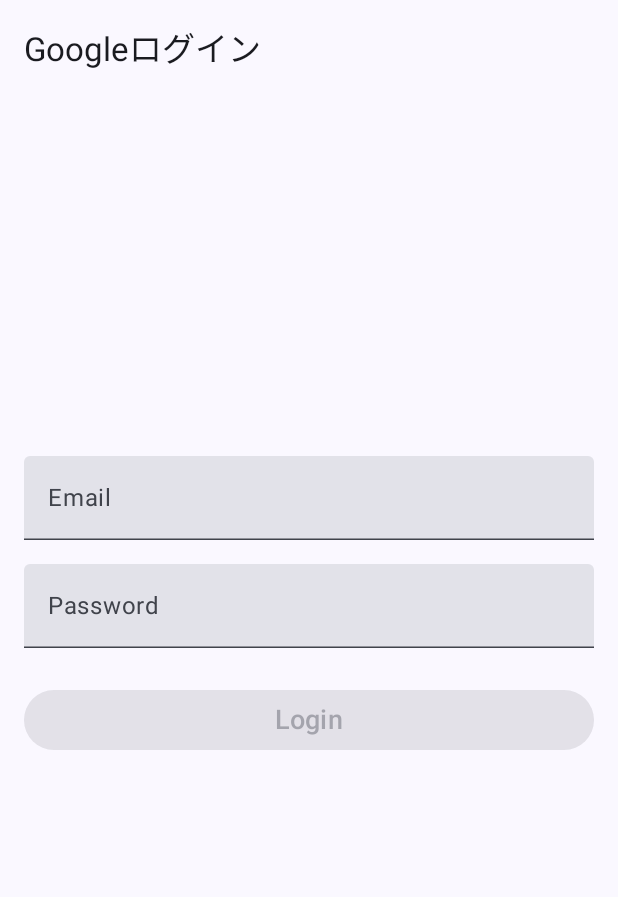
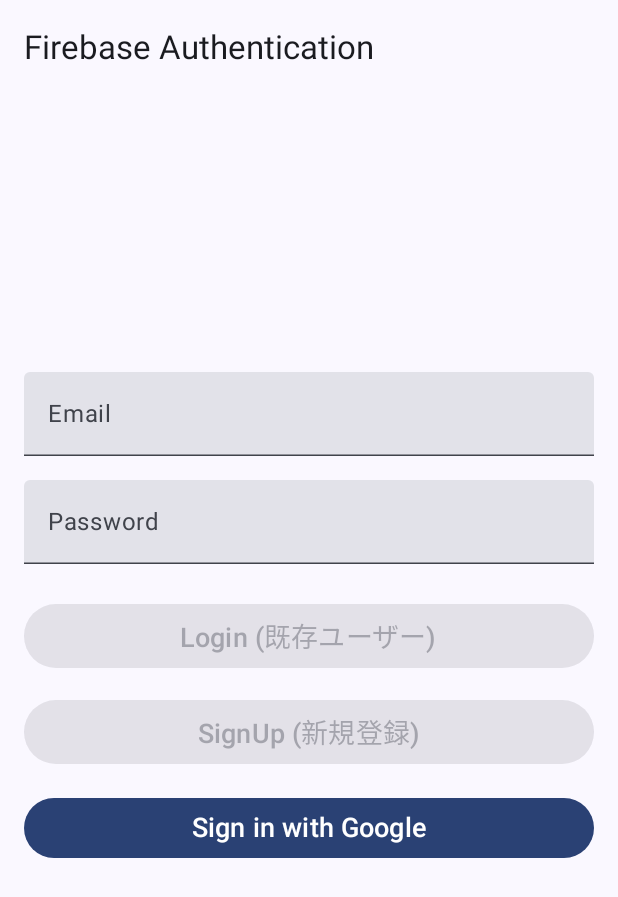
Before and after one commit to OMOCHInoHOSHI/Rispinach, an Android app built with Jetpack Compose: the composable LoginScreen shown on its own in the app's theme, on a phone screen of 412 x 824 dp. Shown: the top 897 px of the screen. Run offline under Robolectric (Android 15) with nearby library versions, the phone set to English and light mode, and no system bars; our stand-ins replace Firebase (no records; nobody signed in at launch, a user with empty details on screens opened directly); libraries missing offline, so code that uses them is left out: io.github; 6 statements that could not run were skipped.

Commit message:
会員登録画面つくたー

```diff
--- a/app/src/main/java/io/github/OMOCHInoHOSHI/Jyoukaisendonn_Rispinach/Home.kt
+++ b/app/src/main/java/io/github/OMOCHInoHOSHI/Jyoukaisendonn_Rispinach/Home.kt
@@ -188,7 +188,8 @@
                         ) {
                             //Posts(pictureName[index], lsName)
                             println(pictureName[index].name)
-                            Posts(pictureName[index].id, pictureName[index].name, pictureName[index].name /* 仮置き */)
+                            LoginScreen()
+                            //Posts(pictureName[index].id, pictureName[index].name, pictureName[index].name /* 仮置き */)
 //            BottomSheetIconTextRow(icon = R.drawable.baseline_share_24, text = "Share")
 //            BottomSheetIconTextRow(icon = R.drawable.baseline_link_24, text = "Get link")
 //            BottomSheetIconTextRow(icon = R.drawable.baseline_edit_24, text = "Edit name")
--- a/app/src/main/java/io/github/OMOCHInoHOSHI/Jyoukaisendonn_Rispinach/LoginScreen.kt
+++ b/app/src/main/java/io/github/OMOCHInoHOSHI/Jyoukaisendonn_Rispinach/LoginScreen.kt
@@ -1,6 +1,5 @@
 package io.github.OMOCHInoHOSHI.Jyoukaisendonn_Rispinach
 
-//import com.google.android.gms.auth.api.signin.GoogleSignIn
 import android.annotation.SuppressLint
 import android.widget.Toast
 import androidx.activity.compose.rememberLauncherForActivityResult
@@ -28,73 +27,82 @@
 import androidx.compose.runtime.setValue
 import androidx.compose.ui.Alignment
 import androidx.compose.ui.Modifier
+import androidx.compose.ui.graphics.Color
 import androidx.compose.ui.platform.LocalContext
 import androidx.compose.ui.text.input.ImeAction
 import androidx.compose.ui.text.input.PasswordVisualTransformation
 import androidx.compose.ui.unit.dp
 import androidx.compose.ui.unit.sp
+import com.google.android.gms.auth.api.signin.GoogleSignIn
 import com.google.android.gms.auth.api.signin.GoogleSignInAccount
+import com.google.android.gms.auth.api.signin.GoogleSignInOptions
 import com.google.android.gms.common.api.ApiException
 import com.google.android.gms.tasks.Task
+import com.google.firebase.FirebaseApp
+import com.google.firebase.auth.FirebaseAuth
 import com.google.firebase.auth.GoogleAuthProvider
-
-//val auth = FirebaseAuth.getInstance()
 
 @OptIn(ExperimentalMaterial3Api::class)
 @SuppressLint("UnusedMaterial3ScaffoldPaddingParameter")
 @Composable
-fun LoginScreen(/*auth: FirebaseAuth*/)
-{
+fun LoginScreen() {
+    // Firebase の初期化 (すでにどこかで呼ばれていれば不要)
+    FirebaseApp.initializeApp(LocalContext.current)
+
+    // FirebaseAuth インスタンス
+    val auth = remember { FirebaseAuth.getInstance() }
+
     var email by remember { mutableStateOf("") }
     var password by remember { mutableStateOf("") }
     var isLoading by remember { mutableStateOf(false) }
 
     val context = LocalContext.current
 
-    // Google サインインの設定
-//    val googleSignInClient = remember {
-//        GoogleSignIn.getClient(
-//            context,
-//            GoogleSignInOptions.Builder(GoogleSignInOptions.DEFAULT_SIGN_IN)
-//                .requestIdToken("YOUR_CLIENT_ID.apps.googleusercontent.com")  // Firebase Console から取得
-//                .requestEmail()
-//                .build()
-//        )
-//    }
+    // GoogleSignInClient
+    val googleSignInClient = remember {
+        GoogleSignIn.getClient(
+            context,
+            GoogleSignInOptions.Builder(GoogleSignInOptions.DEFAULT_SIGN_IN)
+                .requestIdToken("1:796232278012:web:e07084ff3d13d8e4a6dc79")
+                .requestEmail()
+                .build()
+        )
+    }
 
-    // Google サインイン結果のコールバック
-    val googleSignInResult =
-        rememberUpdatedState { task: Task<GoogleSignInAccount> ->
+    // Googleサインイン結果処理
+    val googleSignInResult = rememberUpdatedState { task: Task<GoogleSignInAccount> ->
         try {
             val account = task.getResult(ApiException::class.java)
             account?.let {
                 val credential = GoogleAuthProvider.getCredential(account.idToken, null)
-//                    auth.signInWithCredential(credential)
-//                        .addOnCompleteListener { authTask ->
-//                            if (authTask.isSuccessful) {
-//                                Toast.makeText(context, "ログイン成功", Toast.LENGTH_SHORT).show()
-//                            } else {
-//                                Toast.makeText(context, "認証に失敗しました", Toast.LENGTH_SHORT).show()
-//                            }
-//                        }
+                auth.signInWithCredential(credential)
+                    .addOnCompleteListener { authTask ->
+                        if (authTask.isSuccessful) {
+                            Toast.makeText(context, "Googleログイン成功", Toast.LENGTH_SHORT).show()
+                            // 画面遷移やDB登録など
+                            // val user = auth.currentUser
+                        } else {
+                            Toast.makeText(context, "Google認証に失敗しました", Toast.LENGTH_SHORT).show()
+                        }
+                    }
             }
         } catch (e: ApiException) {
-                Toast.makeText(context, "認証に失敗しました", Toast.LENGTH_SHORT).show()
+            Toast.makeText(context, "Google認証に失敗: ${e.message}", Toast.LENGTH_SHORT).show()
         }
     }
 
-    // Google サインインの結果を受け取るコールバック
+    // GoogleサインインIntentの結果受け取り
     val googleSignInLauncher = rememberLauncherForActivityResult(
         contract = ActivityResultContracts.StartActivityForResult(),
         onResult = { result ->
-            //val task = GoogleSignIn.getSignedInAccountFromIntent(result.data)
-            //googleSignInResult.value(task)
+            val task = GoogleSignIn.getSignedInAccountFromIntent(result.data)
+            googleSignInResult.value(task)
         }
     )
 
     Scaffold(
         topBar = {
-            TopAppBar(title = { Text("Googleログイン") })
+            TopAppBar(title = { Text(text = "Firebase Authentication") })
         },
         content = {
             Column(
@@ -104,7 +112,7 @@
                 horizontalAlignment = Alignment.CenterHorizontally,
                 verticalArrangement = Arrangement.Center
             ) {
-                // メールアドレス入力
+                // Email入力
                 TextField(
                     value = email,
                     onValueChange = { email = it },
@@ -118,7 +126,7 @@
 
                 Spacer(modifier = Modifier.height(16.dp))
 
-                // パスワード入力
+                // Password入力
                 TextField(
                     value = password,
                     onValueChange = { password = it },
@@ -133,43 +141,65 @@
 
                 Spacer(modifier = Modifier.height(24.dp))
 
-                // ログインボタン
+                // ログインボタン (既存ユーザー用)
                 Button(
                     onClick = {
                         isLoading = true
-                        // Firebase Authentication によるメール・パスワードでのログイン処理
-//                        auth.signInWithEmailAndPassword(email, password)
-//                            .addOnCompleteListener { task ->
-//                                isLoading = false
-//                                if (task.isSuccessful) {
-//                                    Toast.makeText(context, "ログイン成功", Toast.LENGTH_SHORT).show()
-//                                } else {
-//                                    Toast.makeText(context, "認証に失敗しました", Toast.LENGTH_SHORT).show()
-//                                }
-//                            }
+                        auth.signInWithEmailAndPassword(email, password)
+                            .addOnCompleteListener { task ->
+                                isLoading = false
+                                if (task.isSuccessful) {
+                                    Toast.makeText(context, "ログイン成功", Toast.LENGTH_SHORT).show()
+                                    // val user = auth.currentUser
+                                } else {
+                                    Toast.makeText(context, "ログイン失敗: ${task.exception?.message}", Toast.LENGTH_SHORT).show()
+                                }
+                            }
                     },
                     modifier = Modifier.fillMaxWidth(),
                     enabled = email.isNotEmpty() && password.isNotEmpty() && !isLoading
                 ) {
-                    Text("Login", fontSize = 18.sp)
+                    Text("Login (既存ユーザー)", fontSize = 18.sp)
                 }
 
                 Spacer(modifier = Modifier.height(16.dp))
 
-                // Google サインインボタン
-//                Button(
-//                    onClick = {
-//                        val signInIntent = googleSignInClient.signInIntent
-//                        googleSignInLauncher.launch(signInIntent)
-//                    },
-//                    modifier = Modifier.fillMaxWidth(),
-//                    colors = ButtonDefaults.buttonColors(contentColor = Color.Green/*backgroundColor = Color.Green*/)
-//                ) {
-//                    Text("Sign in with Google", fontSize = 18.sp, color = Color.White)
-//                }
+                // サインアップボタン (新規ユーザー登録)
+                Button(
+                    onClick = {
+                        isLoading = true
+                        auth.createUserWithEmailAndPassword(email, password)
+                            .addOnCompleteListener { task ->
+                                isLoading = false
+                                if (task.isSuccessful) {
+                                    Toast.makeText(context, "ユーザー登録成功", Toast.LENGTH_SHORT).show()
+                                    // val newUser = auth.currentUser
+                                } else {
+                                    Toast.makeText(context, "登録失敗: ${task.exception?.message}", Toast.LENGTH_SHORT).show()
+                                }
+                            }
+                    },
+                    modifier = Modifier.fillMaxWidth(),
+                    enabled = email.isNotEmpty() && password.isNotEmpty() && !isLoading
+                ) {
+                    Text("SignUp (新規登録)", fontSize = 18.sp)
+                }
 
-                // ローディングインジケータ
+                Spacer(modifier = Modifier.height(16.dp))
+
+                // Googleログインボタン
+                Button(
+                    onClick = {
+                        val signInIntent = googleSignInClient.signInIntent
+                        googleSignInLauncher.launch(signInIntent)
+                    },
+                    modifier = Modifier.fillMaxWidth()
+                ) {
+                    Text("Sign in with Google", fontSize = 18.sp, color = Color.White)
+                }
+
                 if (isLoading) {
+                    Spacer(modifier = Modifier.height(16.dp))
                     CircularProgressIndicator()
                 }
             }
@@ -177,16 +207,40 @@
     )
 }
 
-//fun signInWithGoogle(idToken: String) {
-//    val credential = GoogleAuthProvider.getCredential(idToken, null)
-//    auth.signInWithCredential(credential)
-//        .addOnCompleteListener { task ->
-//            if (task.isSuccessful) {
-//                // サインイン成功
-//                val user = auth.currentUser
-//                // UI 更新など
-//            } else {
-//                // サインイン失敗
-//            }
-//        }
-//}
+/**
+ * 例: Firestore や Realtime Database にユーザー情報を保存する場合の関数。
+ * 実際に使う時は必要なパラメータを調整し、マルチラインコメントを正しく閉じること。
+ */
+
+/*
+fun saveUserDataToDB(uid: String?, email: String?) {
+    if (uid == null || email == null) return
+
+    // --- Firestore例 ---
+    // val db = Firebase.firestore
+    // val userMap = mapOf(
+    //     "email" to email,
+    //     "registeredAt" to System.currentTimeMillis()
+    // )
+    // db.collection("users")
+    //     .document(uid)
+    //     .set(userMap)
+    //     .addOnSuccessListener {
+    //         Log.d("Firestore", "User data saved successfully.")
+    //     }
+    //     .addOnFailureListener {
+    //         Log.e("Firestore", "Error saving user data: ${it.message}")
+    //     }
+
+    // --- Realtime Database例 ---
+    // val rtdb = Firebase.database.reference
+    // val userRef = rtdb.child("users").child(uid)
+    // userRef.setValue(userMap)
+    //     .addOnSuccessListener {
+    //         Log.d("RTDB", "User data saved successfully.")
+    //     }
+    //     .addOnFailureListener {
+    //         Log.e("RTDB", "Error saving user data: ${it.message}")
+    //     }
+}
+*/
--- a/gradle/libs.versions.toml
+++ b/gradle/libs.versions.toml
@@ -20,6 +20,7 @@
 navigationCompose = "2.8.5"
 cameraCore = "1.4.1"
 firebaseAuthKtx = "23.1.0"
+firebaseAuthCommon = "9.8.0"
 
 [libraries]
 androidx-camera-camera2 = { module = "androidx.camera:camera-camera2", version.ref = "cameraxVersion" }
@@ -54,6 +55,7 @@
 litert-support-api = { group = "com.google.ai.edge.litert", name = "litert-support-api", version.ref = "litertSupportApi" }
 material3 = { module = "androidx.compose.material3:material3", version.ref = "material3" }
 firebase-auth-ktx = { group = "com.google.firebase", name = "firebase-auth-ktx", version.ref = "firebaseAuthKtx" }
+firebase-auth-common = { group = "com.google.firebase", name = "firebase-auth-common", version.ref = "firebaseAuthCommon" }
 
 [plugins]
 android-application = { id = "com.android.application", version.ref = "agp" }
```
Also changed, not shown: app/build.gradle.kts (+6 -1 lines). Lines whose indentation alone changed are shown as unchanged.
